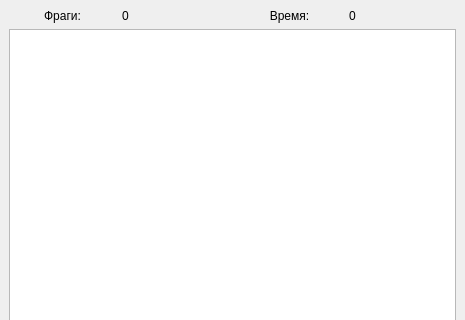
Above: mainwindow.ui from OldBoots/Android_lab3 before the change; both pictures show x 0 to 465 and y 0 to 320 of the 465 by 465 pixel window. Below: the same form after it.
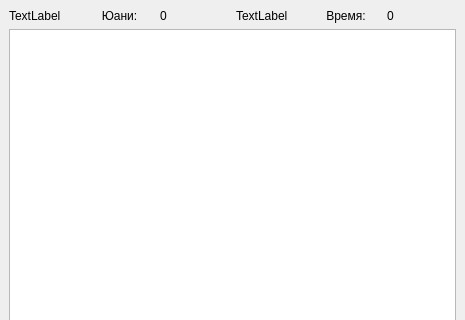
That is the form after the change.

The edit to the form file:
```diff
--- a/mainwindow.ui
+++ b/mainwindow.ui
@@ -19,10 +19,17 @@
      <layout class="QVBoxLayout" name="verticalLayout">
       <item>
        <layout class="QHBoxLayout" name="horizontalLayout_2">
+        <item>
+         <widget class="QLabel" name="ico_u">
+          <property name="text">
+           <string>TextLabel</string>
+          </property>
+         </widget>
+        </item>
         <item>
          <widget class="QLabel" name="label">
           <property name="text">
-           <string>Фраги:</string>
+           <string>Юани:</string>
           </property>
           <property name="alignment">
            <set>Qt::AlignCenter</set>
@@ -39,6 +46,13 @@
           </property>
          </widget>
         </item>
+        <item>
+         <widget class="QLabel" name="ico_t">
+          <property name="text">
+           <string>TextLabel</string>
+          </property>
+         </widget>
+        </item>
         <item>
          <widget class="QLabel" name="label_2">
           <property name="text">
```
Left out of the diff: 4 changed lines with no effect on the pictures.
